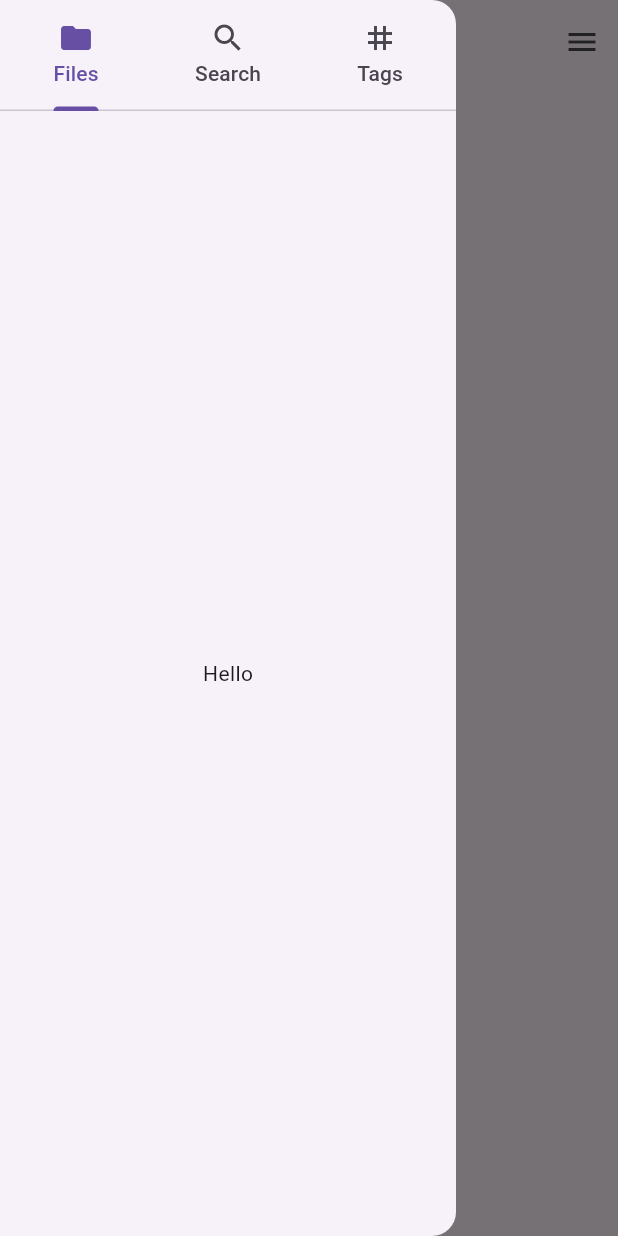
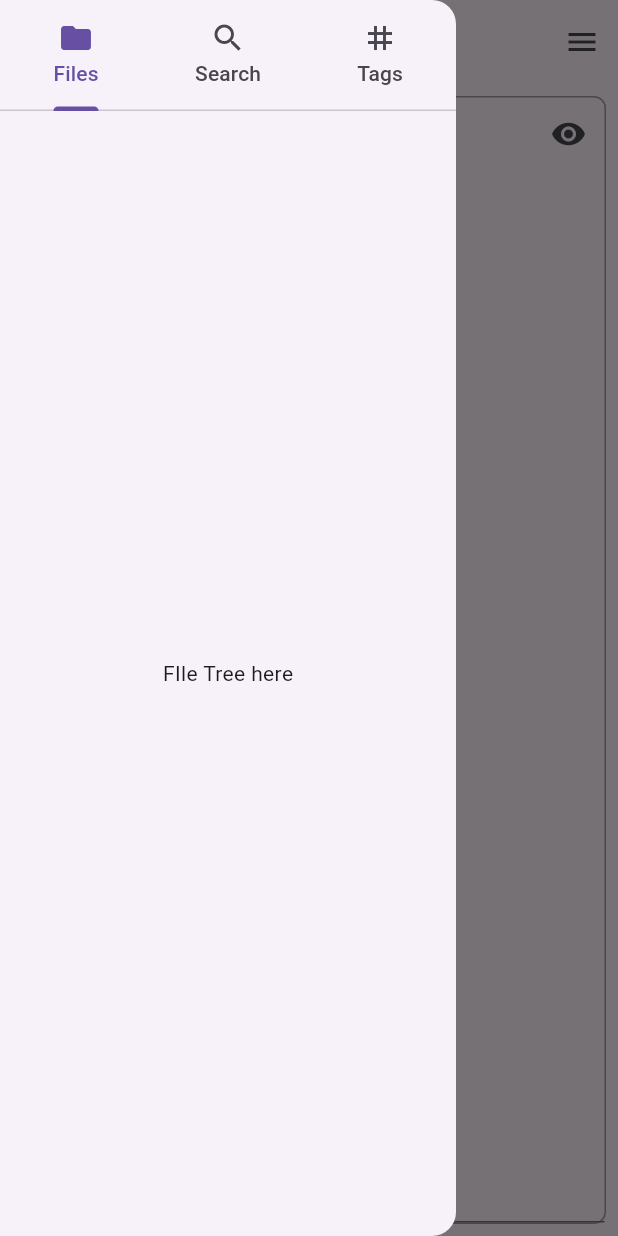
Before and after one commit to belsabbagh/amethyst, a Flutter app: the VaultPage screen opened directly with empty values, with the side drawer open, on a phone screen of 412 x 824 dp. Run offline on Flutter 3.47's test engine with Material 3 defaults, Android fonts, the phone set to English and light mode, and no system bars; our stand-ins replace file_picker, flutter_markdown, yaml; missing offline and left inert: animated_tree_view, markdown, yaml_writer; generated files the repository leaves out were written again.

Commit message:
added note editor

```diff
--- a/lib/src/pages/vault.dart
+++ b/lib/src/pages/vault.dart
@@ -1,8 +1,11 @@
 import 'package:amethyst/src/core/indexer.dart';
 import 'package:amethyst/src/core/models/note.dart';
 import 'package:amethyst/src/core/models/vault.dart';
+import 'package:amethyst/src/widgets/note_editor.dart';
 import 'package:amethyst/src/widgets/tree_view.dart';
+import 'package:markdown/markdown.dart' as md;
 import 'package:flutter/material.dart';
+import 'package:flutter_markdown/flutter_markdown.dart';
 
 class SearchView extends StatefulWidget {
   const SearchView({Key? key}) : super(key: key);
@@ -101,7 +104,7 @@ class LeftDrawer extends StatelessWidget {
             Expanded(
               child: TabBarView(
                 children: [
-                  Center(child: MyTreeView.fromIndexService(indexService)),
+                  Center(child: Text("FIle Tree here")),
                   const Center(child: SearchView()),
                   Center(child: TagView(indexService: indexService)),
                 ],
@@ -115,7 +118,7 @@ class LeftDrawer extends StatelessWidget {
 }
 
 class RightDrawer extends StatelessWidget {
-  Note note;
+  final Note note;
   RightDrawer({Key? key, required this.note}) : super(key: key);
 
   @override
@@ -135,7 +138,7 @@ class RightDrawer extends StatelessWidget {
             Expanded(
               child: TabBarView(
                 children: [
-                  Center(child:Text(note.props.toString())),
+                  Center(child: Text(note.props.toString())),
                   const Center(child: Text('Outlinks')),
                   Center(child: Text('Backlinks')),
                 ],
@@ -148,15 +151,13 @@ class RightDrawer extends StatelessWidget {
   }
 }
 
-
-
 class VaultPage extends StatefulWidget {
   final String directoryPath;
   late final IndexService indexService;
 
   VaultPage({Key? key, required this.directoryPath}) : super(key: key) {
-        indexService = IndexService(vault: Vault(path: directoryPath));
-          indexService.index();
+    indexService = IndexService(vault: Vault(path: directoryPath));
+    indexService.index();
   }
 
   @override
@@ -164,7 +165,13 @@ class VaultPage extends StatefulWidget {
 }
 
 class _VaultPageState extends State<VaultPage> {
+  final TextEditingController _controller = TextEditingController();
 
+  void onChanged(String value) {
+    setState(() {
+      _controller.text = value;
+    });
+  }
   @override
   Widget build(BuildContext context) {
     return Scaffold(
@@ -174,14 +181,8 @@ class _VaultPageState extends State<VaultPage> {
       drawer: LeftDrawer(indexService: widget.indexService),
       endDrawer: RightDrawer(note: Note()),
       body: Center(
-        child: Column(
-          mainAxisAlignment: MainAxisAlignment.center,
-          children: <Widget>[
-            Text('Count: ${widget.indexService.countNotes()}'),
-            Text('Tags: ${widget.indexService.tags.length}'),
-          ],
-        ),
-      ),
+          child: NoteEditor()
+    ),
     );
   }
 }
--- /dev/null
+++ b/lib/src/widgets/note_editor.dart
@@ -0,0 +1,63 @@
+import 'package:flutter/material.dart';
+import 'package:flutter_markdown/flutter_markdown.dart';
+
+class NoteEditor extends StatefulWidget {
+  const NoteEditor({Key? key}) : super(key: key);
+
+  @override
+  _NoteEditorState createState() => _NoteEditorState();
+}
+
+class _NoteEditorState extends State<NoteEditor> {
+  bool _isEditing = true;
+  final TextEditingController _controller = TextEditingController();
+
+  @override
+  Widget build(BuildContext context) {
+    return Container(
+      margin: const EdgeInsets.all(8.0),
+      decoration: BoxDecoration(
+        border: Border.all(color: Colors.grey),
+        borderRadius: BorderRadius.circular(8.0),
+      ),
+      child: Column(
+      children: [
+          Row(
+            mainAxisAlignment: MainAxisAlignment.end,
+            children: [
+              IconButton(
+                icon: Icon(_isEditing ? Icons.visibility : Icons.edit),
+                onPressed: () {
+                  setState(() {
+                    _isEditing = !_isEditing;
+                  });
+                },
+              ),
+            ],
+        ),
+        Expanded(
+          child: _isEditing ? _buildEditingMode() : _buildReadingMode()
+        ),
+      ],
+    ),
+    );
+  }
+
+  Widget _buildEditingMode() {
+    return TextField(
+      controller: _controller,
+      maxLines: null,
+      expands: true,
+      decoration: const InputDecoration(
+        isCollapsed: true,
+        contentPadding: EdgeInsets.all(16.0),
+      ),
+    );
+  }
+
+  Widget _buildReadingMode() {
+    return Markdown(
+          data: _controller.text,
+      );
+  }
+}
--- a/lib/src/widgets/tree_view.dart
+++ b/lib/src/widgets/tree_view.dart
@@ -63,15 +63,3 @@ TreeNode<String> buildTree(IndexService indexService) {
   // }
   return tree;
 }
-
-class MyTreeView extends StatelessWidget {
-  final TreeNode<String> node;
-  final TreeViewController? _controller = null;
-  const MyTreeView({Key? key, required this.node}) : super(key: key);
-  MyTreeView.fromIndexService(IndexService indexService, {super.key})
-      : node = buildTree(indexService);
-  @override
-  Widget build(BuildContext context) {
-    return Text("Hello");
-  }
-}
--- a/pubspec.yaml
+++ b/pubspec.yaml
@@ -12,11 +12,14 @@ environment:
 dependencies:
   animated_tree_view: ^2.2.0
   easy_folder_picker: ^1.3.3
+  expandable: ^5.0.1
   file_picker: ^8.0.3
   flutter:
     sdk: flutter
   flutter_localizations:
     sdk: flutter
+  flutter_markdown: ^0.7.1
+  markdown: ^7.2.2
   uuid: ^4.4.0
   yaml: ^3.1.2
   yaml_writer: ^2.0.0
```
Also changed, not shown: pubspec.lock.
